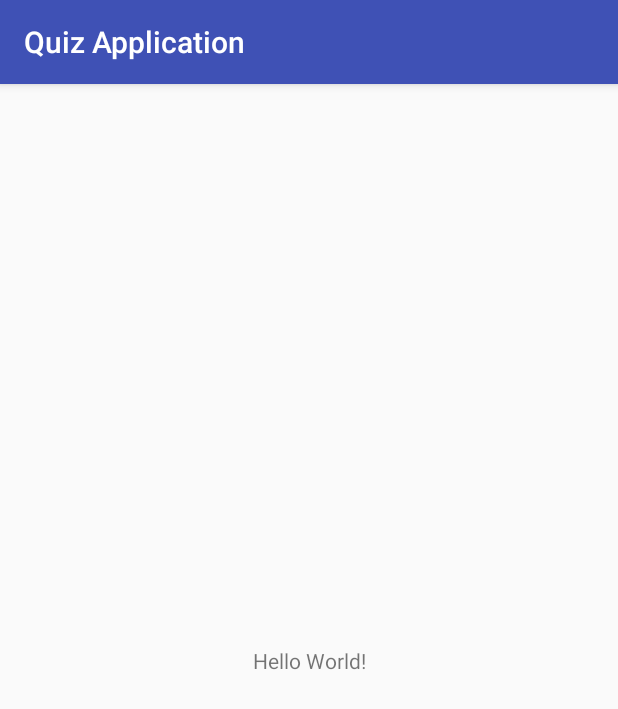
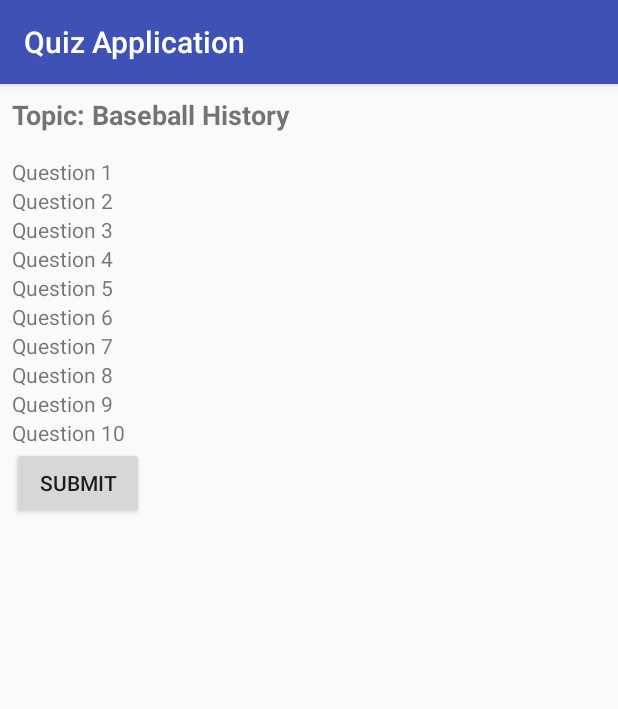
Before and after one commit to uenvymenow/QuizApp, an Android app: the screen it shows after launch (MainActivity), on a phone screen of 412 x 824 dp. Shown: the top 709 px of the screen. Run offline under Robolectric (Android 15) with nearby library versions, the phone set to English and light mode, and no system bars.

Commit message:
Added skeleton layout for app for created the submitAnswers method w/o any functionality yet

```diff
--- a/app/src/main/java/com/example/android/quizapplication/MainActivity.java
+++ b/app/src/main/java/com/example/android/quizapplication/MainActivity.java
@@ -2,6 +2,7 @@ package com.example.android.quizapplication;
 
 import android.support.v7.app.AppCompatActivity;
 import android.os.Bundle;
+import android.view.View;
 
 public class MainActivity extends AppCompatActivity {
 
@@ -10,4 +11,13 @@ public class MainActivity extends AppCompatActivity {
         super.onCreate(savedInstanceState);
         setContentView(R.layout.activity_main);
     }
+
+    // called from the onClick for the submit_answers_button in activity_main.xml
+    public void submitAnswers(View view){
+        // Calls the check answers method
+
+        // Calls the calculate answers method
+
+        // Calls the display method
+    }
 }
--- a/app/src/main/res/layout/activity_main.xml
+++ b/app/src/main/res/layout/activity_main.xml
@@ -1,18 +1,112 @@
 <?xml version="1.0" encoding="utf-8"?>
-<android.support.constraint.ConstraintLayout xmlns:android="http://schemas.android.com/apk/res/android"
-    xmlns:app="http://schemas.android.com/apk/res-auto"
+<ScrollView xmlns:android="http://schemas.android.com/apk/res/android"
     xmlns:tools="http://schemas.android.com/tools"
     android:layout_width="match_parent"
     android:layout_height="match_parent"
+    android:orientation="vertical"
     tools:context="com.example.android.quizapplication.MainActivity">
 
-    <TextView
-        android:layout_width="wrap_content"
-        android:layout_height="wrap_content"
-        android:text="Hello World!"
-        app:layout_constraintBottom_toBottomOf="parent"
-        app:layout_constraintLeft_toLeftOf="parent"
-        app:layout_constraintRight_toRightOf="parent"
-        app:layout_constraintTop_toTopOf="parent" />
+    <!-- Container Linear Layout -->
+    <LinearLayout
+        android:layout_width="match_parent"
+        android:layout_height="match_parent"
+        android:orientation="vertical"
+        android:padding="8dp">
 
-</android.support.constraint.ConstraintLayout>
+        <!-- Header Linear Layout -->
+        <LinearLayout
+            android:layout_width="wrap_content"
+            android:layout_height="wrap_content">
+
+            <!-- Header Topic -->
+            <TextView
+                android:layout_width="wrap_content"
+                android:layout_height="wrap_content"
+                android:text="Topic: Baseball History"
+                android:textSize="18sp"
+                android:textStyle="bold" />
+        </LinearLayout>
+
+        <!-- Questions Linear Layout -->
+        <LinearLayout
+            android:layout_width="wrap_content"
+            android:layout_height="wrap_content"
+            android:orientation="vertical"
+            android:paddingTop="16dp">
+
+            <TextView
+                android:id="@+id/question_1_text_view"
+                android:layout_width="wrap_content"
+                android:layout_height="wrap_content"
+                android:text="Question 1" />
+
+            <TextView
+                android:id="@+id/question_2_text_view"
+                android:layout_width="wrap_content"
+                android:layout_height="wrap_content"
+                android:text="Question 2" />
+
+            <TextView
+                android:id="@+id/question_3_text_view"
+                android:layout_width="wrap_content"
+                android:layout_height="wrap_content"
+                android:text="Question 3" />
+
+            <TextView
+                android:id="@+id/question_4_text_view"
+                android:layout_width="wrap_content"
+                android:layout_height="wrap_content"
+                android:text="Question 4" />
+
+            <TextView
+                android:id="@+id/question_5_text_view"
+                android:layout_width="wrap_content"
+                android:layout_height="wrap_content"
+                android:text="Question 5" />
+
+            <TextView
+                android:id="@+id/question_6_text_view"
+                android:layout_width="wrap_content"
+                android:layout_height="wrap_content"
+                android:text="Question 6" />
+
+            <TextView
+                android:id="@+id/question_7_text_view"
+                android:layout_width="wrap_content"
+                android:layout_height="wrap_content"
+                android:text="Question 7" />
+
+            <TextView
+                android:id="@+id/question_8_text_view"
+                android:layout_width="wrap_content"
+                android:layout_height="wrap_content"
+                android:text="Question 8" />
+
+            <TextView
+                android:id="@+id/question_9_text_view"
+                android:layout_width="wrap_content"
+                android:layout_height="wrap_content"
+                android:text="Question 9" />
+
+            <TextView
+                android:id="@+id/question_10_text_view"
+                android:layout_width="wrap_content"
+                android:layout_height="wrap_content"
+                android:text="Question 10" />
+
+        </LinearLayout>
+
+        <LinearLayout
+            android:layout_width="wrap_content"
+            android:layout_height="wrap_content">
+
+            <Button
+                android:id="@+id/submit_answers_button"
+                android:layout_width="wrap_content"
+                android:layout_height="wrap_content"
+                android:text="Submit"
+                android:onClick="submitAnswers"/>
+
+        </LinearLayout>
+    </LinearLayout>
+</ScrollView>
```
